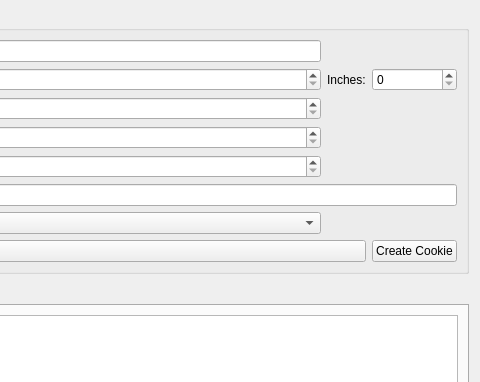
Old version of the form ui/inventory.ui in the repository thelenlucas/Senior-Design; both pictures show x 508 to 988 and y 0 to 382 of the 988 by 600 pixel window.
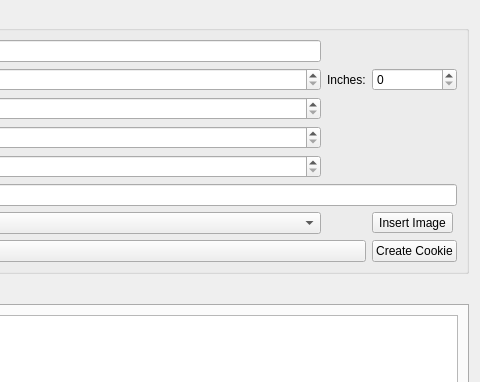
New version of the form.

Commit message:
Quick Image Button
Quick commit to add the "Import Image" button and associated UI slot

What changed in the file:
```diff
--- a/ui/inventory.ui
+++ b/ui/inventory.ui
@@ -124,6 +124,13 @@
       <item row="6" column="2">
        <widget class="QComboBox" name="dryingComboBox"/>
       </item>
+      <item row="6" column="4">
+       <widget class="QToolButton" name="insertImageButton">
+        <property name="text">
+         <string>Insert Image</string>
+        </property>
+       </widget>
+      </item>
      </layout>
     </widget>
    </item>
```
The commit also changes 2 other files.
